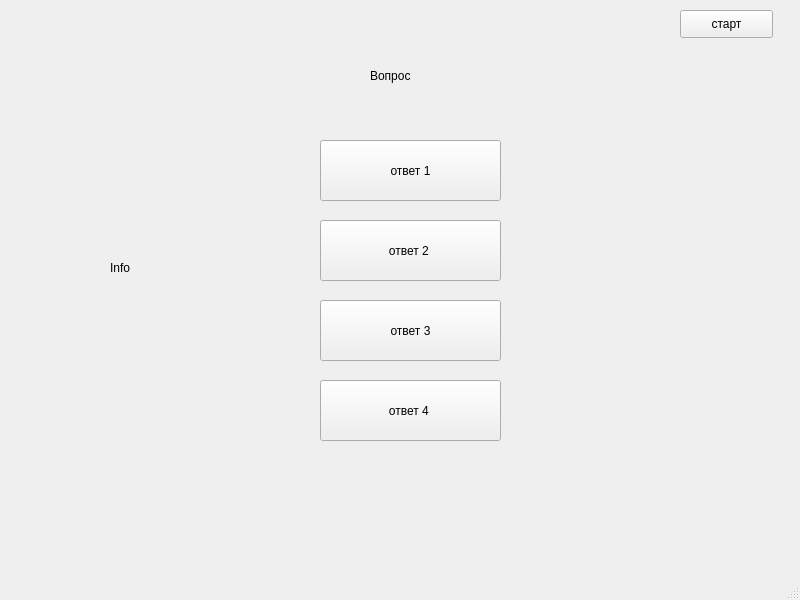
The window that aud.ui (PowerPoint1/Rproject) describes before a commit, drawn with Qt 5.
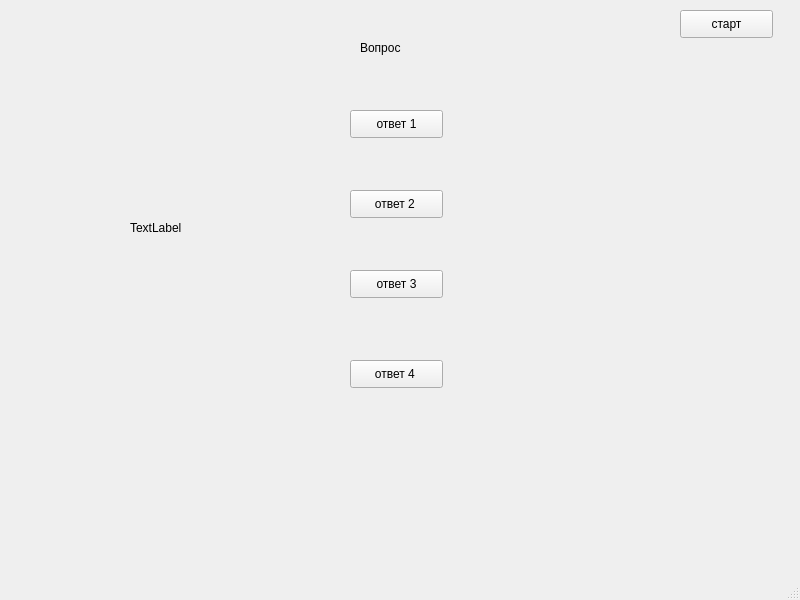
The same window after the commit.

Diff of the .ui file:
```diff
--- a/aud.ui
+++ b/aud.ui
@@ -17,10 +17,10 @@
    <widget class="QPushButton" name="pushButton">
     <property name="geometry">
      <rect>
-      <x>320</x>
-      <y>380</y>
-      <width>181</width>
-      <height>61</height>
+      <x>350</x>
+      <y>360</y>
+      <width>93</width>
+      <height>28</height>
      </rect>
     </property>
     <property name="text">
@@ -30,10 +30,10 @@
    <widget class="QPushButton" name="pushButton_2">
     <property name="geometry">
      <rect>
-      <x>320</x>
-      <y>140</y>
-      <width>181</width>
-      <height>61</height>
+      <x>350</x>
+      <y>110</y>
+      <width>93</width>
+      <height>28</height>
      </rect>
     </property>
     <property name="text">
@@ -43,10 +43,10 @@
    <widget class="QPushButton" name="pushButton_3">
     <property name="geometry">
      <rect>
-      <x>320</x>
-      <y>220</y>
-      <width>181</width>
-      <height>61</height>
+      <x>350</x>
+      <y>190</y>
+      <width>93</width>
+      <height>28</height>
      </rect>
     </property>
     <property name="text">
@@ -56,10 +56,10 @@
    <widget class="QPushButton" name="pushButton_4">
     <property name="geometry">
      <rect>
-      <x>320</x>
-      <y>300</y>
-      <width>181</width>
-      <height>61</height>
+      <x>350</x>
+      <y>270</y>
+      <width>93</width>
+      <height>28</height>
      </rect>
     </property>
     <property name="text">
@@ -69,10 +69,10 @@
    <widget class="QLabel" name="label">
     <property name="geometry">
      <rect>
-      <x>370</x>
-      <y>60</y>
-      <width>81</width>
-      <height>31</height>
+      <x>360</x>
+      <y>40</y>
+      <width>55</width>
+      <height>16</height>
      </rect>
     </property>
     <property name="text">
@@ -82,14 +82,14 @@
    <widget class="QLabel" name="label_2">
     <property name="geometry">
      <rect>
-      <x>110</x>
-      <y>260</y>
+      <x>130</x>
+      <y>220</y>
       <width>55</width>
       <height>16</height>
      </rect>
     </property>
     <property name="text">
-     <string>Info</string>
+     <string>TextLabel</string>
     </property>
    </widget>
    <widget class="QPushButton" name="pushButton_5">
```
